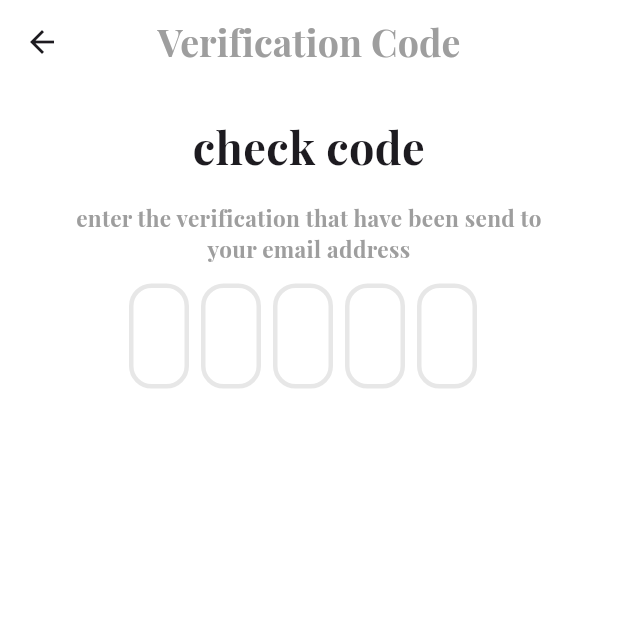
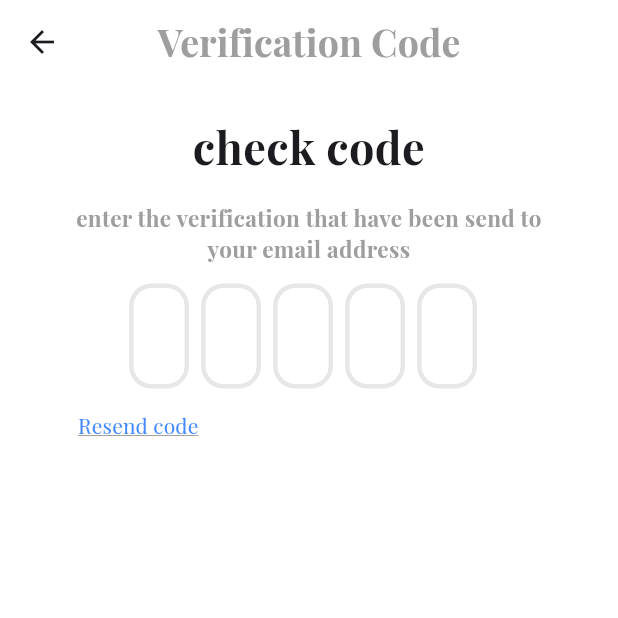
Before and after one commit to Abdulrahman-Youssef/e-commerce, a Flutter app: the VerfiyCodeSignUp screen opened by its route, on a phone screen of 412 x 824 dp, the top half of it. Run offline on Flutter 3.47's test engine with Material 3 defaults, Android fonts, the phone set to English and light mode, and no system bars; drawn by our look-alikes of flutter_otp_text_field; our stand-ins replace dartz, firebase_core, firebase_messaging, flutter_svg, get, lottie and 1 more; accounts and stored records are empty; statements that could not run were skipped; project files that could hold a hidden picture were left out.

Commit message:
resend code
resend the verify code when intring the verifycode screen and put it in sharedpref

```diff
--- a/lib/controller/auth/verifycodesignup_controller.dart
+++ b/lib/controller/auth/verifycodesignup_controller.dart
@@ -1,23 +1,36 @@
+import 'package:dartz/dartz.dart';
 import 'package:ecommerce_app_w/core/class/statusRequest.dart';
 import 'package:ecommerce_app_w/core/constant/approutes.dart';
 import 'package:ecommerce_app_w/core/function/handlingdatacontroller.dart';
 import 'package:ecommerce_app_w/data/datasource/remote/auth/verifycodesignup.dart';
+import 'package:ecommerce_app_w/data/datasource/remote/resetverifycode.dart';
+import 'package:ecommerce_app_w/services/services.dart';
 import 'package:flutter/cupertino.dart';
 import 'package:get/get.dart';
+
+import '../../core/constant/sharedprefkeys.dart';
 
 abstract class VerifyCodeSignUpController extends GetxController {
   checkCode();
   toSuccessSignUp();
   toLogin();
+  updateVerifyCode();
+  reSendCode();
 }
 
 class VerifyCodeSignUpControllerImpl extends VerifyCodeSignUpController {
-
   VerifyCodeSignupData verifyCodeSignupData = VerifyCodeSignupData(Get.find());
+  ResetVerifyCodeData resetVerifyCodeData = ResetVerifyCodeData(Get.find());
+  MyServices myServices = Get.find();
 
   late String verifyCode;
   String? email ;
   StatusRequest? statusRequest ;
+
+  late String phone;
+  late String username ;
+  late int id;
+
   @override
   checkCode() {
     throw UnimplementedError();
@@ -36,6 +49,16 @@ class VerifyCodeSignUpControllerImpl extends VerifyCodeSignUpController {
     statusRequest = handlingData(response);
     if (StatusRequest.success == statusRequest) {
       if (response["status"] == "success") {
+        myServices.sharedpref.setString(
+            AppSharedPrefKeys.userName, username);
+        myServices.sharedpref
+            .setInt(AppSharedPrefKeys.userID, id);
+        myServices.sharedpref.setString(
+            AppSharedPrefKeys.userPhone, phone);
+        myServices.sharedpref.setString(
+            AppSharedPrefKeys.userEmail, email!);
+        myServices.sharedpref.setString(AppSharedPrefKeys.step, "2");
+        Get.offAllNamed(AppRoutes.home);
         Get.offNamed(AppRoutes.successSignUp );
       }else{
         Get.defaultDialog(title: "error" , middleText: "wrong code");
@@ -50,8 +73,23 @@ class VerifyCodeSignUpControllerImpl extends VerifyCodeSignUpController {
 
   @override
   void onInit() {
+    super.onInit();
+    id = Get.arguments["id"];
+    username = Get.arguments["username"];
     email = Get.arguments["email"];
-    super.onInit();
+    phone = Get.arguments["phone"];
+    updateVerifyCode();
+  }
+
+  @override
+  updateVerifyCode() {
+    var respo = resetVerifyCodeData.restVerfiyCode(email.toString());
+    // print("the respo in verifyCodeSignUp ${respo["status"]}");
+  }
+
+  @override
+  reSendCode() {
+    updateVerifyCode();
   }
 
 }
--- /dev/null
+++ b/lib/data/datasource/remote/resetverifycode.dart
@@ -0,0 +1,18 @@
+import 'package:ecommerce_app_w/core/class/crud.dart';
+import 'package:ecommerce_app_w/linkapi.dart';
+import 'package:flutter/material.dart';
+
+
+class ResetVerifyCodeData {
+  late Crud crud;
+
+  ResetVerifyCodeData(this.crud);
+
+  restVerfiyCode(String email) async {
+    var response = await crud.postData(AppLink.reSendCode, {
+      "email" : email,
+    });
+    return response.fold((l) => l, (r) => r); //?
+  }
+
+}
--- a/lib/linkapi.dart
+++ b/lib/linkapi.dart
@@ -15,6 +15,7 @@ class AppLink {
   static const String signup = "$authFolder/signup.php";
   static const String verifyCodeSignUp = "$authFolder/verifycode.php";
   static const String login = "$authFolder/login.php";
+  static const String reSendCode = "$authFolder/resendcode.php";
 
   // forgetPassword folder
   static const String forgetPasswordFolder = "$server/forgetpassword";
--- a/lib/view/screen/auth/verifycodesignup.dart
+++ b/lib/view/screen/auth/verifycodesignup.dart
@@ -57,11 +57,20 @@ class VerfiyCodeSignUp extends StatelessWidget {
                           showFieldAsBox: true,
                           onCodeChanged: (String code) {},
                           onSubmit: (String verificationCode) {
-                           controller.verifyCode = verificationCode;
+                            controller.verifyCode = verificationCode;
                             controller.toSuccessSignUp();
-
                           }, // end onSubmit
                         ),
+                        Row(
+                          children: [
+                            TextButton(
+                                onPressed: controller.reSendCode,
+                                child: const Text(
+                                  "Resend code",
+                                  style: TextStyle(color: Colors.blueAccent, fontSize: 14 ,decoration: TextDecoration.underline,  ),
+                                )),
+                          ],
+                        )
                       ],
                     ),
                   ),
```
Also changed, not shown: lib/controller/auth/login_controller.dart (+26 -4 lines), lib/controller/auth/signup_controller.dart (+7 -8 lines).
